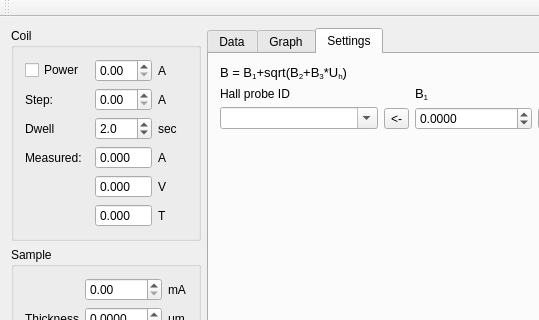
Above: src/mainwindow.ui from mBr001/hall before the change; both pictures show x 0 to 539 and y 0 to 320 of the 801 by 615 pixel window. Below: the same form after it.
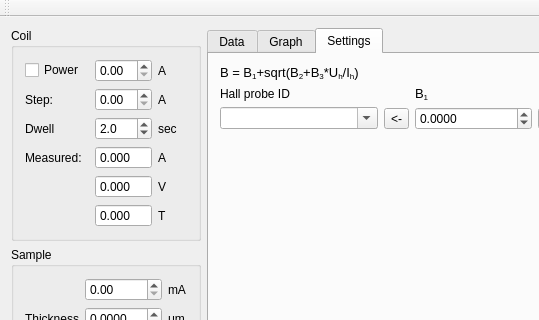
That is the form after the change. The open tabs and pages were chosen to show the change. Custom widgets are drawn as their Qt base class.

Commit message: Fix hall constant computation

What changed in the file:
```diff
--- a/src/mainwindow.ui
+++ b/src/mainwindow.ui
@@ -382,8 +382,8 @@
              <string>&lt;!DOCTYPE HTML PUBLIC &quot;-//W3C//DTD HTML 4.0//EN&quot; &quot;http://www.w3.org/TR/REC-html40/strict.dtd&quot;&gt;
 &lt;html&gt;&lt;head&gt;&lt;meta name=&quot;qrichtext&quot; content=&quot;1&quot; /&gt;&lt;style type=&quot;text/css&quot;&gt;
 p, li { white-space: pre-wrap; }
-&lt;/style&gt;&lt;/head&gt;&lt;body style=&quot; font-family:'Sans Serif'; font-size:10pt; font-weight:400; font-style:normal;&quot;&gt;
-&lt;p style=&quot; margin-top:0px; margin-bottom:0px; margin-left:0px; margin-right:0px; -qt-block-indent:0; text-indent:0px;&quot;&gt;B = B&lt;span style=&quot; vertical-align:sub;&quot;&gt;1&lt;/span&gt;+sqrt(B&lt;span style=&quot; vertical-align:sub;&quot;&gt;2&lt;/span&gt;+B&lt;span style=&quot; vertical-align:sub;&quot;&gt;3&lt;/span&gt;*U&lt;span style=&quot; vertical-align:sub;&quot;&gt;h&lt;/span&gt;)&lt;/p&gt;&lt;/body&gt;&lt;/html&gt;</string>
+&lt;/style&gt;&lt;/head&gt;&lt;body style=&quot; font-family:'Sans Serif'; font-size:9pt; font-weight:400; font-style:normal;&quot;&gt;
+&lt;p style=&quot; margin-top:0px; margin-bottom:0px; margin-left:0px; margin-right:0px; -qt-block-indent:0; text-indent:0px;&quot;&gt;&lt;span style=&quot; font-size:10pt;&quot;&gt;B = B&lt;/span&gt;&lt;span style=&quot; font-size:10pt; vertical-align:sub;&quot;&gt;1&lt;/span&gt;&lt;span style=&quot; font-size:10pt;&quot;&gt;+sqrt(B&lt;/span&gt;&lt;span style=&quot; font-size:10pt; vertical-align:sub;&quot;&gt;2&lt;/span&gt;&lt;span style=&quot; font-size:10pt;&quot;&gt;+B&lt;/span&gt;&lt;span style=&quot; font-size:10pt; vertical-align:sub;&quot;&gt;3&lt;/span&gt;&lt;span style=&quot; font-size:10pt;&quot;&gt;*U&lt;/span&gt;&lt;span style=&quot; font-size:10pt; vertical-align:sub;&quot;&gt;h&lt;/span&gt;&lt;span style=&quot; font-size:10pt;&quot;&gt;/I&lt;/span&gt;&lt;span style=&quot; font-size:10pt; vertical-align:sub;&quot;&gt;h&lt;/span&gt;&lt;span style=&quot; font-size:10pt;&quot;&gt;)&lt;/span&gt;&lt;/p&gt;&lt;/body&gt;&lt;/html&gt;</string>
             </property>
            </widget>
           </item>
```
Left out of the diff: 2 changed lines with no effect on the pictures. The commit also changes 2 other files.
